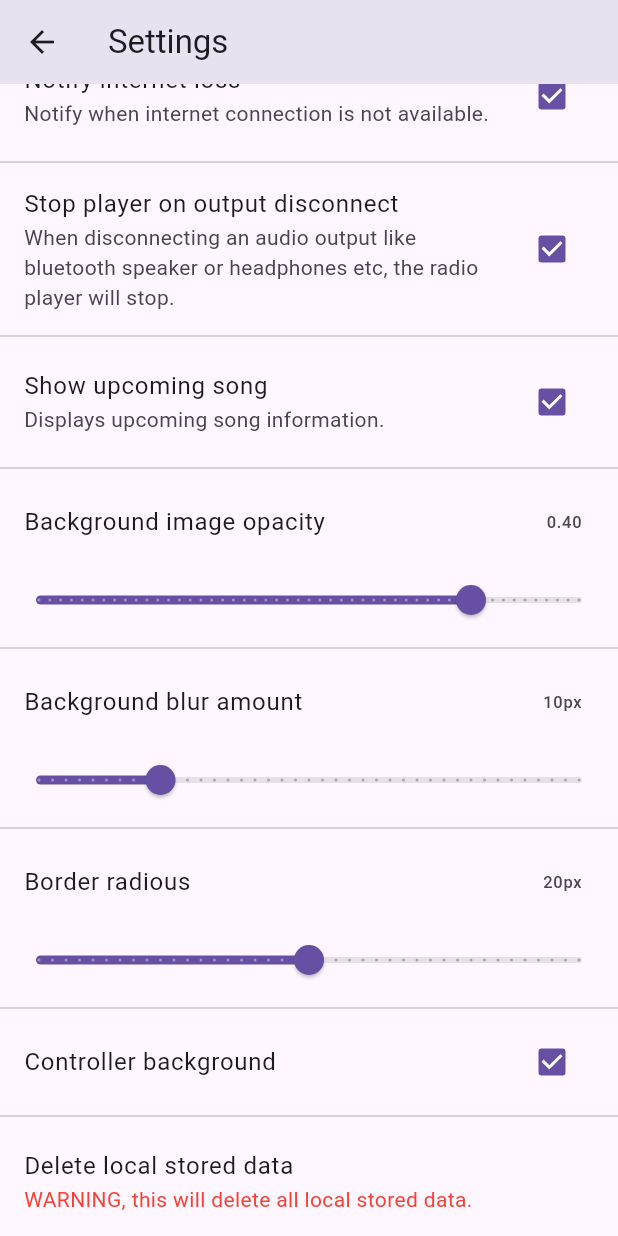
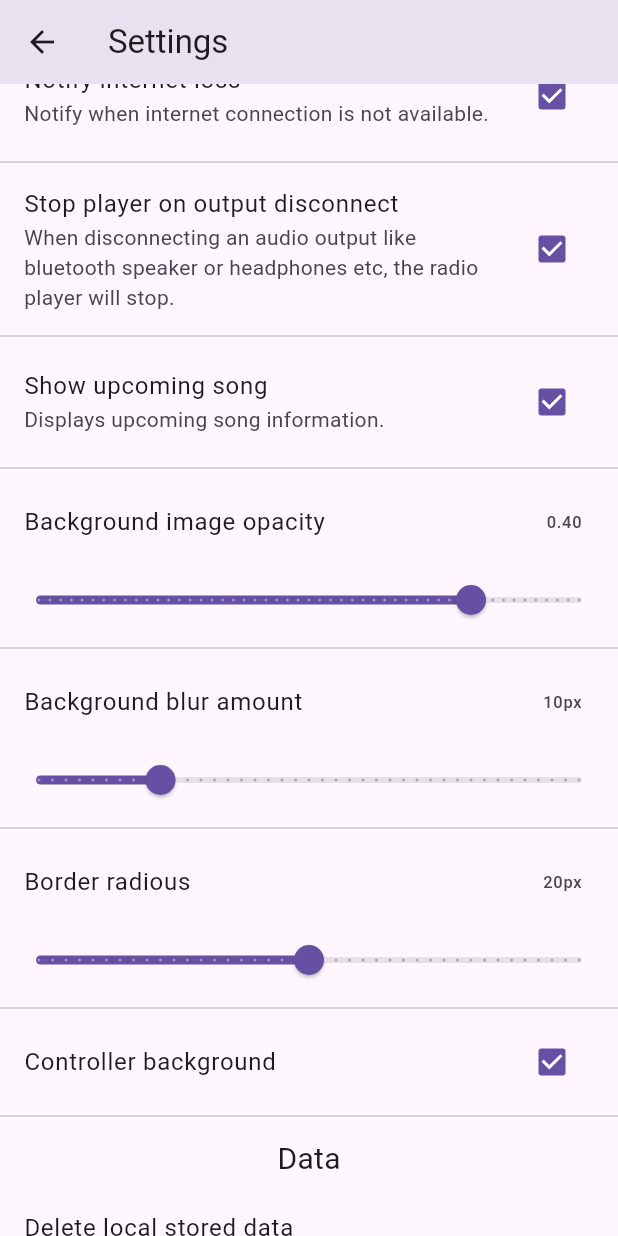
Before and after one commit to KRSLS/kradio, a Flutter app: the Settings screen opened directly, scrolled down 69 dp, on a phone screen of 412 x 824 dp. Run offline on Flutter 3.47's test engine with Material 3 defaults, Android fonts, the phone set to English and light mode, and no system bars; our stand-ins replace internet_connection_checker_plus, share_plus, shared_preferences; missing offline and left inert: headset_connection_event, radio_player; accounts and stored records are empty.

Commit message:
new settings section
Added a settings section for data

```diff
--- a/lib/settings.dart
+++ b/lib/settings.dart
@@ -139,6 +139,15 @@ class _SettingsState extends State<Settings> {
                   GlobalSettings.saveSettings();
                 }),
             Divider(),
+            Padding(
+              padding: EdgeInsets.all(6.0),
+              child: Center(
+                child: Text(
+                  'Data',
+                  style: TextStyle(fontSize: 20),
+                ),
+              ),
+            ),
             ListTile(
               title: Text('Delete local stored data'),
               subtitle: Text(
```
